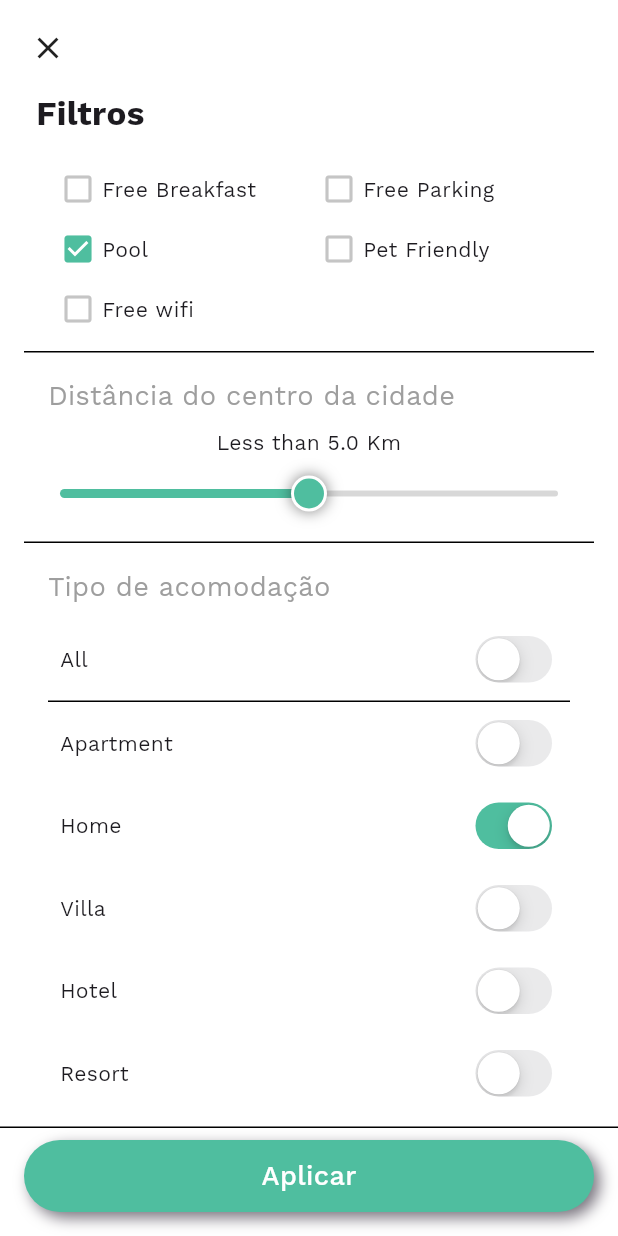
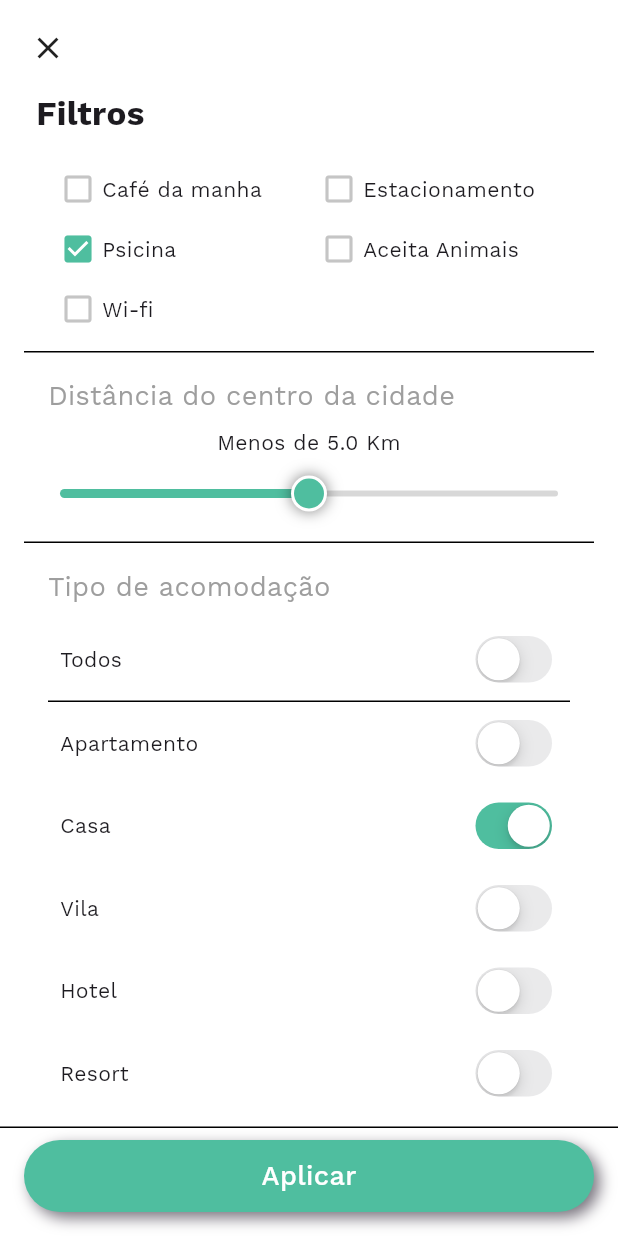
Before and after one commit to oDerikHJ/HotelPraHoje, a Flutter app: the FiltersPage screen opened directly, scrolled down 186 dp, on a phone screen of 412 x 824 dp. Run offline on Flutter 3.47's test engine with Material 3 defaults, Android fonts, the phone set to English and light mode, and no system bars; our stand-ins replace flutter_rating_bar, font_awesome_flutter, smooth_page_indicator; accounts and stored records are empty.

Commit message:
Fix errors

```diff
--- a/lib/modules/explore/presentation/widget/explore_item_header_widget.dart
+++ b/lib/modules/explore/presentation/widget/explore_item_header_widget.dart
@@ -1,5 +1,6 @@
 import 'package:flutter/material.dart';
 import 'package:motel/app/ui/appTheme.dart';
+import '../../../hotel/presentation/pages/hotel_list_landing_page.dart';
 
 class ExploreItemHeaderWidget extends StatelessWidget {
   final String titleTxt;
@@ -49,7 +50,11 @@ class ExploreItemHeaderWidget extends StatelessWidget {
                         borderRadius:
                             BorderRadius.all(Radius.circular(4.0)),
                         onTap: () {
-                          click!();
+                          Navigator.push(
+                              context,
+                              MaterialPageRoute(
+                                  builder: (context) => HotelListLandingPage()),
+                            );
                         },
                         child: Padding(
                           padding: const EdgeInsets.only(left: 8),
--- a/lib/modules/search/domain/entities/filter_entity.dart
+++ b/lib/modules/search/domain/entities/filter_entity.dart
@@ -9,42 +9,42 @@ class FilterEntity {
 
   static List<FilterEntity> popularFList = [
     FilterEntity(
-      titleTxt: 'Free Breakfast',
+      titleTxt: 'Café da manha',
       isSelected: false,
     ),
     FilterEntity(
-      titleTxt: 'Free Parking',
+      titleTxt: 'Estacionamento',
       isSelected: false,
     ),
     FilterEntity(
-      titleTxt: 'Pool',
+      titleTxt: 'Psicina',
       isSelected: true,
     ),
     FilterEntity(
-      titleTxt: 'Pet Friendly',
+      titleTxt: 'Aceita Animais',
       isSelected: false,
     ),
     FilterEntity(
-      titleTxt: 'Free wifi',
+      titleTxt: 'Wi-fi',
       isSelected: false,
     ),
   ];
 
   static List<FilterEntity> accomodationList = [
     FilterEntity(
-      titleTxt: 'All',
+      titleTxt: 'Todos',
       isSelected: false,
     ),
     FilterEntity(
-      titleTxt: 'Apartment',
+      titleTxt: 'Apartamento',
       isSelected: false,
     ),
     FilterEntity(
-      titleTxt: 'Home',
+      titleTxt: 'Casa',
       isSelected: true,
     ),
     FilterEntity(
-      titleTxt: 'Villa',
+      titleTxt: 'Vila',
       isSelected: false,
     ),
     FilterEntity(
--- a/lib/modules/search/presentation/widgets/slider_widget.dart
+++ b/lib/modules/search/presentation/widgets/slider_widget.dart
@@ -35,7 +35,7 @@ class _SliderWidgetState extends State<SliderWidget> {
               Container(
                 width: 170,
                 child: Text(
-                  "Less than ${(distValue! / 10).toStringAsFixed(1)} Km",
+                  "Menos de ${(distValue! / 10).toStringAsFixed(1)} Km",
                   textAlign: TextAlign.center,
                 ),
               ),
--- a/pubspec.yaml
+++ b/pubspec.yaml
@@ -23,7 +23,7 @@ dependencies:
   # The following adds the Cupertino Icons font to your application.
   # Use with the CupertinoIcons class for iOS style icons.
   cupertino_icons: ^1.0.4
-  font_awesome_flutter: ^9.2.0
+  font_awesome_flutter: ^10.7.0
   flutter_rating_bar: ^4.0.1
   smooth_page_indicator: ^1.0.0+2
   intl: ^0.18.1
```
Also changed, not shown: pubspec.lock.
